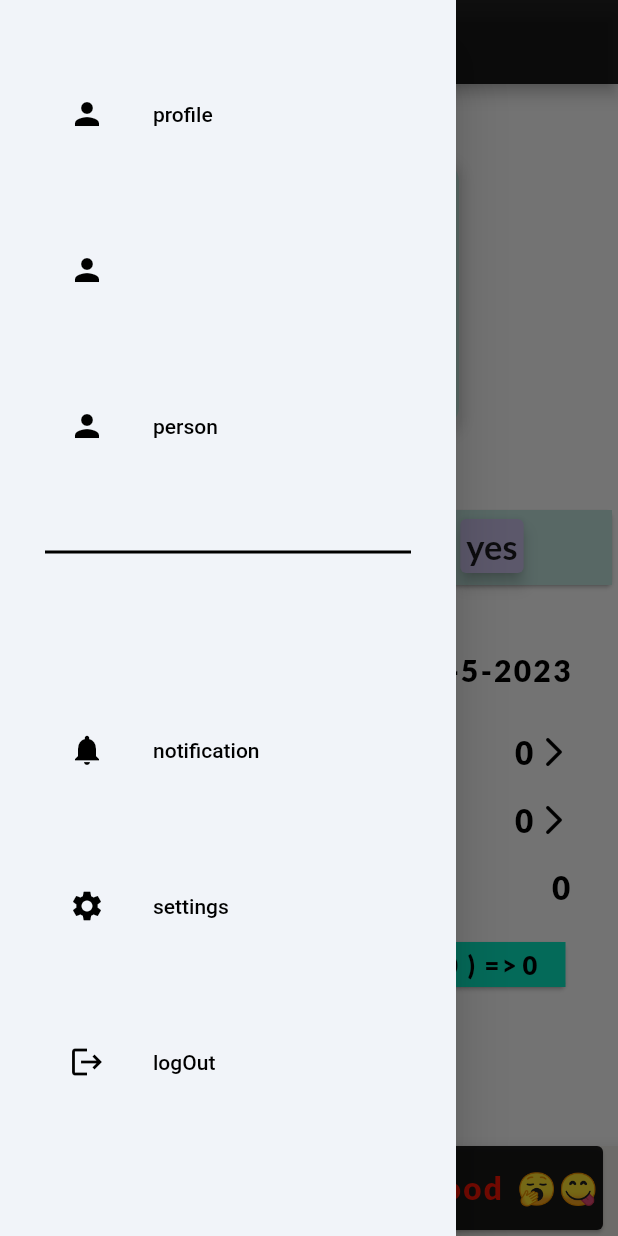
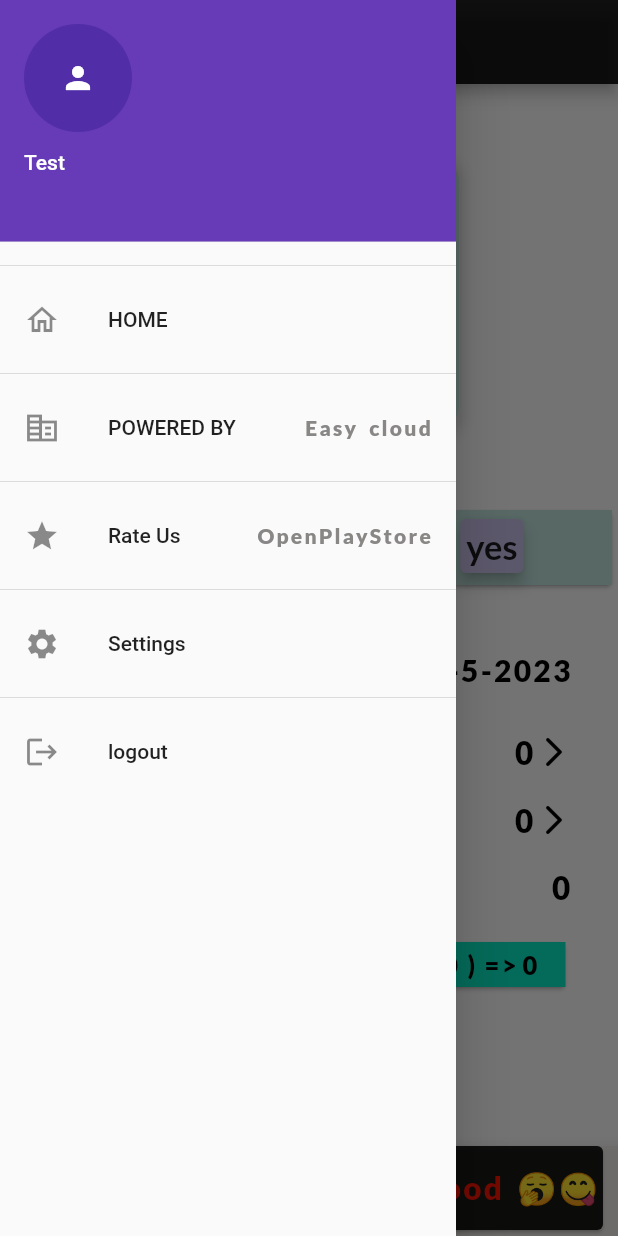
Before and after one commit to mahesheasy/lunch_repository, a Flutter app: the screen it shows once a user with an empty profile is signed in, with the side drawer open, on a phone screen of 412 x 824 dp. Run offline on Flutter 3.47's test engine with Material 2 defaults, Android fonts, the phone set to English and light mode, and no system bars; our stand-ins replace cloud_firestore, firebase_auth, firebase_core, firebase_remote_config, flutter_local_notifications, google_fonts and 3 more; accounts and stored records are empty; network calls fail.

Commit message:
new widget like drawer and some changes in expenses tracker some changes in drawer

```diff
--- a/lib/home/Drawer_Widget.dart
+++ b/lib/home/Drawer_Widget.dart
@@ -2,86 +2,82 @@ import 'package:firebase_auth/firebase_auth.dart';
 import 'package:flutter/material.dart';
 
 class NavigationDrawerWidget extends StatelessWidget {
-  final padding=EdgeInsets.symmetric(horizontal: 30);
-   NavigationDrawerWidget({super.key});
+  // final User user;
+  //final padding = EdgeInsets.symmetric(horizontal: 30);
+  NavigationDrawerWidget(User? user, BuildContext context, {super.key});
 
   @override
-  Widget build(BuildContext context) {
+  Widget build(
+    BuildContext context,
+  ) {
+    final user = FirebaseAuth.instance.currentUser;
     return Drawer(
-      child: Material(
-        color: Color.fromARGB(255, 241, 244, 249),
       child: ListView(
-          padding: padding,
+        padding: EdgeInsets.zero,
         children: <Widget>[
-            const SizedBox(
-              height: 48,
+          UserAccountsDrawerHeader(
+            accountName: Text('Test'),
+            accountEmail: Text(
+              user!.email!,
+              style: Theme.of(context).textTheme.bodyMedium!.copyWith(
+                    fontSize: 21,
+                    color: Colors.white,
                   ),
-            buildMenuItem(
-              text: 'profile',
-              icons: Icons.person,
             ),
-            const SizedBox(
-              height: 48,
+            currentAccountPicture: CircleAvatar(
+              child: Icon(Icons.person),
             ),
-            buildMenuItem(
-              text: '',
-              icons: Icons.person,
           ),
-            const SizedBox(
-              height: 48,
+          Divider(),
+          ListTile(
+            leading: Icon(Icons.home_outlined),
+            title: Text('HOME'),
+            onTap: () {
+              Navigator.pop(context);
+            },
           ),
-            buildMenuItem(
-              text: 'person',
-              icons: Icons.person,
+          Divider(),
+          ListTile(
+            leading: Icon(Icons.corporate_fare),
+            title: Text('POWERED BY'),
+            trailing: Text(
+              "Easy cloud",
+              style: TextStyle(color: Color.fromARGB(255, 136, 135, 133)),
             ),
-             const SizedBox(
-              height: 48,
+            onTap: () {
+              // Handle settings
+            },
           ),
-            Divider(color: Colors.black,thickness: 2,),
-
-             const SizedBox(
-              height: 48,
+          Divider(),
+          ListTile(
+            hoverColor:Colors.amber ,
+            focusColor: Colors.amber,
+            leading: Icon(Icons.star),
+            title: Text('Rate Us'),
+            trailing: Text(
+              "OpenPlayStore",
+              style: TextStyle(color: Color.fromARGB(255, 136, 135, 133)),
             ),
-               const SizedBox(
-              height: 48,
+            onTap: () {},
           ),
-            buildMenuItem(
-              text: 'notification',
-              icons: Icons.notifications,
+          Divider(),
+          ListTile(
+            leading: Icon(Icons.settings),
+            title: Text('Settings'),
+            onTap: () {
+              // Handle settings
+            },
           ),
-               const SizedBox(
-              height: 48,
+          Divider(),
+          ListTile(
+            leading: Icon(Icons.logout),
+            title: Text('logout'),
+            onTap: () async {
+              await FirebaseAuth.instance.signOut();
+            },
           ),
-            buildMenuItem(
-              text: 'settings',
-              icons: Icons.settings,
-            ),
-             const SizedBox(
-              height: 48,
-            ),
-            buildMenuItem(
-              text: 'logOut',
-              icons: Icons.logout,
-            ),
-
-
         ],
-        ),
       ),
     );
   }
-
-  Widget buildMenuItem({required String text, required IconData icons}) {
-    final Color = Colors.black;
-    final hovercolor=Colors.white;
-    return ListTile(
-      leading: Icon(icons,color: Color,),
-      title: Text(text,style: TextStyle(color: Color),),
-      hoverColor:hovercolor,
-      onTap: ()async{
-              await FirebaseAuth.instance.signOut();
-
-      },
-    );
 }
-}
--- a/lib/home/app_bar_dispaly.dart
+++ b/lib/home/app_bar_dispaly.dart
@@ -1,7 +1,7 @@
 import 'package:flutter/material.dart';
 import 'package:firebase_auth/firebase_auth.dart';
 
-AppBar appbar(User? user, BuildContext context) {
+AppBar appbar( BuildContext context) {
   return AppBar(
 
     //Color.fromARGB(255, 222, 225, 225)
@@ -9,14 +9,14 @@ AppBar appbar(User? user, BuildContext context) {
     leading: null,
     // automaticallyImplyLeading: false,
     // leadingWidth: 0,
-    title: Text(
-      user!.email!,
-      style: Theme.of(context).textTheme.bodyMedium!.copyWith(
-            fontSize: 21,
-            color: Colors.white,
-          ),
+    // title: Text(
+    //   user!.email!,
+    //   style: Theme.of(context).textTheme.bodyMedium!.copyWith(
+    //         fontSize: 21,
+    //         color: Colors.white,
+    //       ),
 
-    ),
+    // ),
     // actions: [
     //   IconButton(
     //       onPressed: () async {
--- a/lib/home/home_page.dart
+++ b/lib/home/home_page.dart
@@ -164,8 +164,8 @@ class _HomePageState extends State<HomePage> {
     }
     var now = DateTime.now();
     return Scaffold(
-      appBar: appbar(user, context),
-      drawer: NavigationDrawerWidget(),
+      appBar: appbar(context),
+      drawer: NavigationDrawerWidget(user, context),
       body: RefreshIndicator(
         onRefresh: () async {
           fortotallunch();
--- a/pubspec.yaml
+++ b/pubspec.yaml
@@ -43,6 +43,7 @@ dependencies:
   share_plus: ^7.0.0
   uuid: ^3.0.7
   intl: ^0.18.1
+  rating_dialog: ^2.0.4
 
 
 
```
Also changed, not shown: pubspec.lock. Lines whose indentation alone changed are shown as unchanged.
